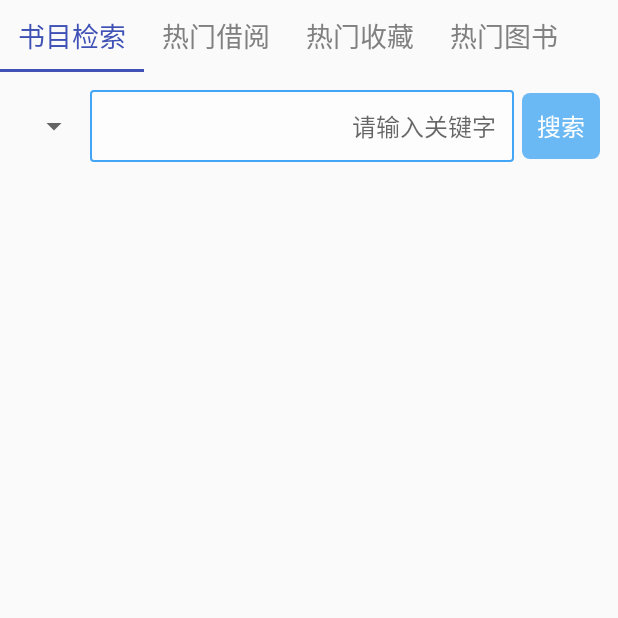
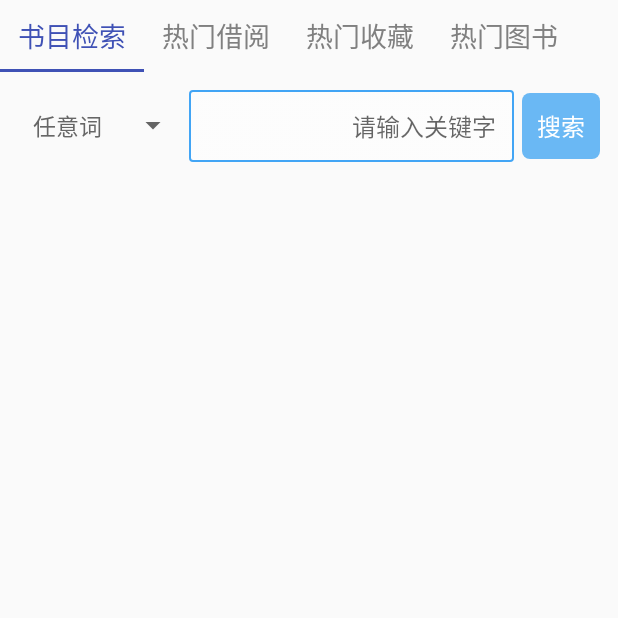
Before and after one commit to buqiyuan/mmvtc-news, an Android app: the fragment LibraryFragment shown on its own in the app's theme, on a phone screen of 412 x 824 dp, the top half of it. Run offline under Robolectric (Android 15) with nearby library versions, the phone set to English and light mode, and no system bars; libraries missing offline, so code that uses them is left out: com.baoyz.widget, com.hjq.toast, com.youth.banner; plain views replace PullRefreshLayout; 5 statements that could not run were skipped.

Commit message:
last commit

```diff
--- a/app/src/main/java/com/tab/mmvtc_news/activity/ArticleActive.java
+++ b/app/src/main/java/com/tab/mmvtc_news/activity/ArticleActive.java
@@ -153,7 +153,7 @@ public class ArticleActive extends AppCompatActivity {
                             String body = doc.select(".articleMain .articleContent").toString();
                             html = title + subTitle + body;
                         } else if (href.indexOf("jsjgcx") != -1) {
-                            // 机电系标题
+                            // 计算系标题
                             doc.select(".main .newsTitle").attr("style", "font-size:20px;color:#666;text-align:center;font-weight:800;");
                             String title = doc.select(".main .newsTitle").toString();
                             doc.select(".main .newsContent p").attr("style", "font-size:18px;color:#666;text-indent: 36px;");
--- a/app/src/main/java/com/tab/mmvtc_news/fragment/LibraryFragment.java
+++ b/app/src/main/java/com/tab/mmvtc_news/fragment/LibraryFragment.java
@@ -22,44 +22,17 @@ import java.util.ArrayList;
 import java.util.List;
 
 public class LibraryFragment extends Fragment {
-    private Toolbar mToolbar;
     private TabLayout tabLayout;
     private ViewPager mViewPager;
     private MyViewpageAdapter myViewpageAdapter;
-    List<String> images = new ArrayList<>();
-    private Banner banner;
     String top_lendLink;
     String top_shelfLink;
-    String jdxxxLink;
-    String jsjgcxjiLink;
-    String skbLink;
     String top_bookLink;
-    private String studentName;
-    private static String cookie;
-    private String name;
-    private String url = "http://jwc.mmvtc.cn/";
-    private static String refererUrl = "";
-    private static String infoUrl = "";
-    private static String scoreUrl = "";
-    private static String xgPswUrl = "";
-    private static String courseUrl = "";
-    private ViewPager pager;
-    private TextView tv_studentName;
-    private TextView page_title;
-    private FragmentAdapter adapter;
     //tab标题
     private List<String> titles = new ArrayList<>();
 
     //fragments
     private List<Fragment> fragments = new ArrayList<>();
-    private ImageView iv_avatar;
-    private NavigationView navigationView;
-    private View headView;
-    private boolean flag = false;
-    private AlertDialog alertDialog;
-    private Boolean isLogin = false;
-    private TextView tv_name;
-    private TextView tv_desc;
     View view;
 
     @Override
@@ -76,7 +49,6 @@ public class LibraryFragment extends Fragment {
     private void initViews() {
         tabLayout = (TabLayout) view.findViewById(R.id.tl);
         mViewPager = (ViewPager) view.findViewById(R.id.vp);
-        banner = (Banner) view.findViewById(R.id.banner);
     }
 
     private void initDatas() {
--- a/app/src/main/java/com/tab/mmvtc_news/fragment/SearchBookFragment.java
+++ b/app/src/main/java/com/tab/mmvtc_news/fragment/SearchBookFragment.java
@@ -11,8 +11,11 @@ import android.text.TextUtils;
 import android.view.LayoutInflater;
 import android.view.View;
 import android.view.ViewGroup;
+import android.widget.AdapterView;
+import android.widget.ArrayAdapter;
 import android.widget.EditText;
 import android.widget.ImageView;
+import android.widget.Spinner;
 import android.widget.TextView;
 import android.widget.Toast;
 
@@ -35,6 +38,7 @@ import org.json.JSONException;
 import org.json.JSONObject;
 import org.jsoup.Jsoup;
 
+import java.util.ArrayList;
 import java.util.List;
 
 import okhttp3.Call;
@@ -48,6 +52,7 @@ public class SearchBookFragment extends BaseFragment {
     private List<Content> content;
     private PullRefreshLayout layout;
     public boolean isLoading = false;//表示是否正处于加载状态
+    private Spinner spinner;
 
     @Override
     protected String getTitleName() {
@@ -70,6 +75,29 @@ public class SearchBookFragment extends BaseFragment {
         rvLibrary = (RecyclerView) view.findViewById(R.id.rv_search_library);
         layout = (PullRefreshLayout) view.findViewById(R.id.swipeRefreshLayout);
 
+        spinner = (Spinner) view.findViewById(R.id.sp_library);
+        /*
+         * 动态添显示下来菜单的选项，可以动态添加元素
+         */
+        ArrayList<String> list = new ArrayList<String>();
+        list.add("任意词");
+        list.add("题名");
+        list.add("责任者");
+        list.add("主题词");
+        list.add("ISBN");
+        list.add("分类号");
+        list.add("索书号");
+        list.add("出版社");
+        list.add("丛书名");
+        /*
+         * 第二个参数是显示的布局
+         * 第三个参数是在布局显示的位置id
+         * 第四个参数是将要显示的数据
+         */
+        ArrayAdapter adapter = new ArrayAdapter(getActivity(), R.layout.spinner_item, R.id.textView,list);
+        spinner.setAdapter(adapter);
+        spinner.setOnItemSelectedListener(new spinnerListener());
+
         btnSearch.setOnClickListener(new View.OnClickListener() {
             @Override
             public void onClick(View view) {
@@ -78,7 +106,17 @@ public class SearchBookFragment extends BaseFragment {
         });
         searchBook("鲁迅");
     }
-
+    class spinnerListener implements android.widget.AdapterView.OnItemSelectedListener{
+        @Override
+        public void onItemSelected(AdapterView<?> parent, View view,
+                                   int position, long id) {
+            String selected = parent.getItemAtPosition(position).toString();
+        }
+        @Override
+        public void onNothingSelected(AdapterView<?> parent) {
+            System.out.println("nothingSelect");
+        }
+    }
     //    执行搜索
     private void doSearch() {
         String keyword = etLibrary.getText().toString().trim();
--- a/app/src/main/res/layout/fragment_library.xml
+++ b/app/src/main/res/layout/fragment_library.xml
@@ -8,7 +8,6 @@
     >
     <android.support.design.widget.TabLayout
         android:id="@+id/tl"
-        android:layout_below="@+id/banner"
         android:layout_width="match_parent"
         android:layout_height="wrap_content"
         app:tabGravity="fill"
--- a/app/src/main/res/layout/header_library.xml
+++ b/app/src/main/res/layout/header_library.xml
@@ -7,6 +7,8 @@
         android:id="@+id/sp_library"
         android:layout_width="wrap_content"
         android:layout_height="wrap_content"
+        android:spinnerMode="dropdown"
+        android:overlapAnchor="false"
         android:layout_centerVertical="true"/>
 
     <EditText
--- a/app/src/main/res/layout/spinner_item.xml
+++ b/app/src/main/res/layout/spinner_item.xml
@@ -11,4 +11,4 @@
     android:padding="10dp"
     android:maxLines="1"
     android:text="New Text"
-    android:id="@+id/textView32" />
+    android:id="@+id/textView" />
```
Also changed, not shown: app/build.gradle (+6 -2 lines), 3 other files.
